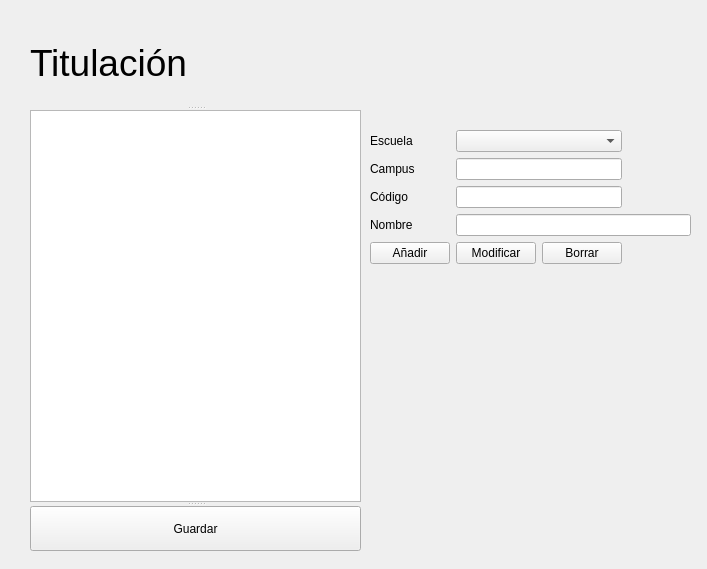
Above: Aplicacion/interfaces/Ui/modifyTitulation.ui from nestorgranado/URJC-TFG-Aplicacion-para-la-gestion-de-horarios-y-examenes-en-la-universidad before the change. Below: the same form after it.
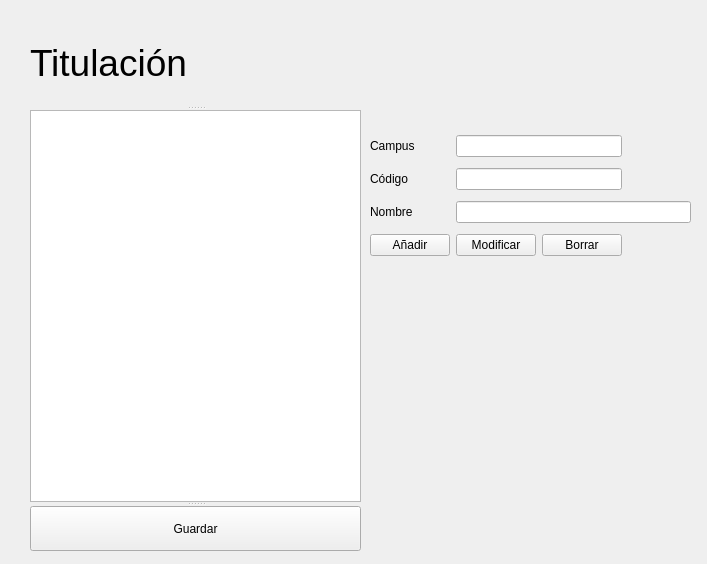
That is the form after the change.

Commit message: eliminar escuelas, cambiar cursos, asigHijas

What changed in the file:
```diff
--- a/Aplicacion/interfaces/Ui/modifyTitulation.ui
+++ b/Aplicacion/interfaces/Ui/modifyTitulation.ui
@@ -7,7 +7,7 @@
     <x>0</x>
     <y>0</y>
     <width>707</width>
-    <height>569</height>
+    <height>564</height>
    </rect>
   </property>
   <property name="windowTitle">
@@ -52,64 +52,54 @@
     </rect>
    </property>
    <layout class="QGridLayout" name="gridLayout">
-    <item row="3" column="0">
-     <widget class="QLabel" name="nombre">
-      <property name="text">
-       <string>Nombre</string>
-      </property>
-     </widget>
-    </item>
     <item row="0" column="0">
-     <widget class="QLabel" name="escuela">
-      <property name="text">
-       <string>Escuela</string>
-      </property>
-     </widget>
-    </item>
-    <item row="2" column="0">
-     <widget class="QLabel" name="codigo">
-      <property name="text">
-       <string>Código</string>
-      </property>
-     </widget>
-    </item>
-    <item row="1" column="0">
      <widget class="QLabel" name="campus">
       <property name="text">
        <string>Campus</string>
       </property>
      </widget>
     </item>
-    <item row="3" column="1" colspan="3">
+    <item row="3" column="2">
+     <widget class="QPushButton" name="sup">
+      <property name="text">
+       <string>Borrar</string>
+      </property>
+     </widget>
+    </item>
+    <item row="2" column="1" colspan="3">
      <widget class="QLineEdit" name="nombreText"/>
     </item>
-    <item row="2" column="1" colspan="2">
-     <widget class="QLineEdit" name="codigoText"/>
+    <item row="1" column="0">
+     <widget class="QLabel" name="codigo">
+      <property name="text">
+       <string>Código</string>
+      </property>
+     </widget>
     </item>
     <item row="1" column="1" colspan="2">
-     <widget class="QLineEdit" name="campusText"/>
+     <widget class="QLineEdit" name="codigoText"/>
     </item>
     <item row="0" column="1" colspan="2">
-     <widget class="QComboBox" name="escuelaBox"/>
+     <widget class="QLineEdit" name="campusText"/>
     </item>
-    <item row="4" column="0">
-     <widget class="QPushButton" name="add">
+    <item row="2" column="0">
+     <widget class="QLabel" name="nombre">
       <property name="text">
-       <string>Añadir</string>
+       <string>Nombre</string>
       </property>
      </widget>
     </item>
-    <item row="4" column="1">
+    <item row="3" column="1">
      <widget class="QPushButton" name="modify">
       <property name="text">
        <string>Modificar</string>
       </property>
      </widget>
     </item>
-    <item row="4" column="2">
-     <widget class="QPushButton" name="sup">
+    <item row="3" column="0">
+     <widget class="QPushButton" name="add">
       <property name="text">
-       <string>Borrar</string>
+       <string>Añadir</string>
       </property>
      </widget>
     </item>
```
The commit also changes 16 other files.
